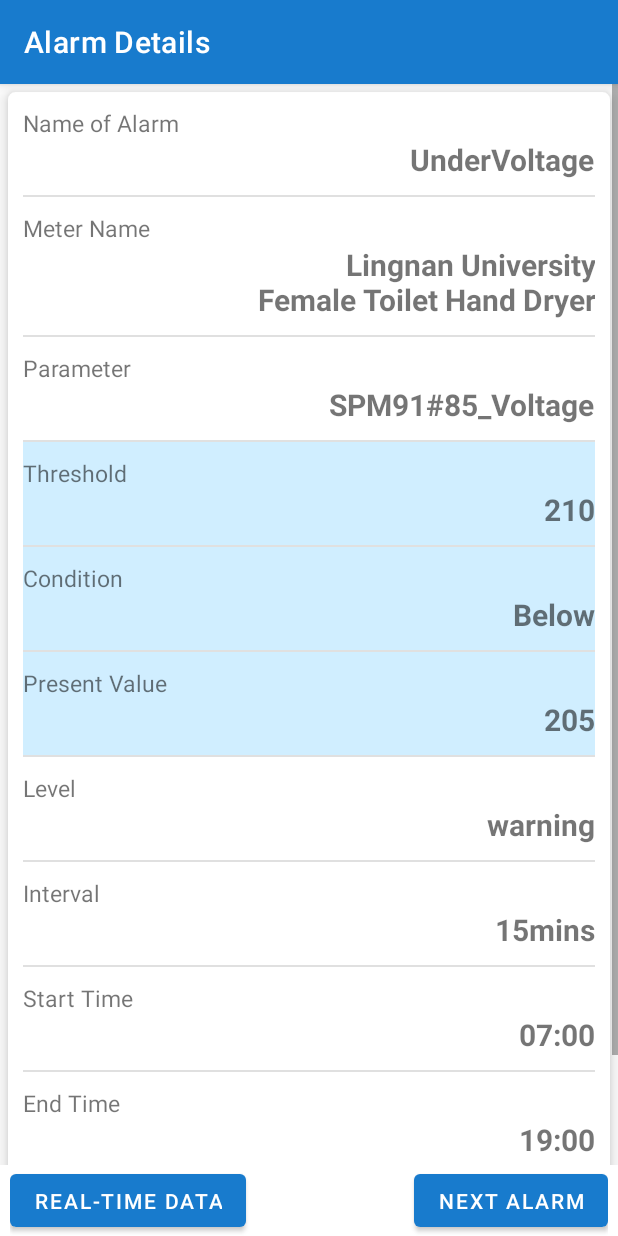
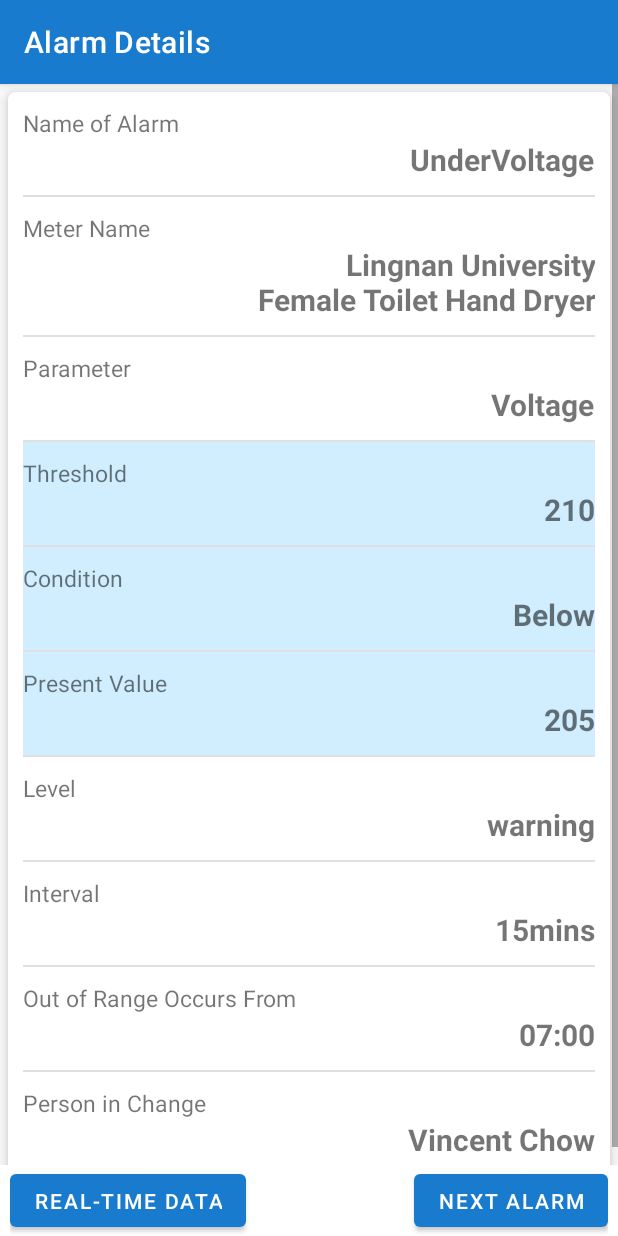
Before and after one commit to metronova/TFE-dummy-app, an Android app: the alarmPage screen opened directly, with no data from a screen before it, on a phone screen of 412 x 824 dp. Run offline under Robolectric (Android 15) with nearby library versions, the phone set to English and light mode, and no system bars.

Commit message:
page 5 comments

```diff
--- a/app/src/main/res/layout/alarm_page.xml
+++ b/app/src/main/res/layout/alarm_page.xml
@@ -133,7 +133,7 @@
                                 android:layout_height="wrap_content"
                                 android:layout_alignParentRight="true"
                                 android:layout_gravity="right"
-                                android:text="SPM91#85_Voltage"
+                                android:text="Voltage"
                                 android:textSize="20sp"
                                 android:textStyle="bold" />
 
@@ -332,7 +332,7 @@
                                 android:layout_height="wrap_content"
                                 android:layout_alignParentLeft="true"
                                 android:layout_gravity="left"
-                                android:text="@string/startTime"
+                                android:text="@string/OccursFrom"
                                 android:textSize="15sp" />
 
                             <TextView
@@ -348,37 +348,6 @@
 
 
 
-                        <View
-                            android:layout_width="match_parent"
-                            android:layout_height="1dp"
-                            android:background="?android:attr/listDivider" />
-
-
-                        <LinearLayout
-                            android:layout_width="match_parent"
-                            android:layout_height="wrap_content"
-                            android:layout_marginVertical="10dp"
-                            android:orientation="vertical">
-
-
-                            <TextView
-                                android:layout_width="wrap_content"
-                                android:layout_height="wrap_content"
-                                android:layout_alignParentLeft="true"
-                                android:layout_gravity="left"
-                                android:text="@string/endTime"
-                                android:textSize="15sp" />
-
-                            <TextView
-                                android:layout_width="wrap_content"
-                                android:layout_height="wrap_content"
-                                android:layout_alignParentRight="true"
-                                android:layout_gravity="right"
-                                android:text="19:00"
-                                android:textSize="20sp"
-                                android:textStyle="bold" />
-
-                        </LinearLayout>
 
                         <View
                             android:layout_width="match_parent"
@@ -398,7 +367,7 @@
                                 android:layout_height="wrap_content"
                                 android:layout_alignParentLeft="true"
                                 android:layout_gravity="left"
-                                android:text="@string/Contact"
+                                android:text="@string/POC"
                                 android:textSize="15sp" />
 
                             <TextView
--- a/app/src/main/res/values/strings.xml
+++ b/app/src/main/res/values/strings.xml
@@ -48,9 +48,8 @@
     <string name="presentValue">Present Value</string>
     <string name="level">Level</string>
     <string name="interval">Interval</string>
-    <string name="startTime">Start Time</string>
-    <string name="endTime">End Time</string>
-    <string name="Contact">Contact</string>
+    <string name="OccursFrom">Out of Range Occurs From</string>
+    <string name="POC">Person in Change</string>
     <string name="normalLegend">Normal</string>
     <string name="wearOutLegend">Wear Out Period</string>
     <string name="rapidLegend">Rapid Wear Out Period</string>
```
